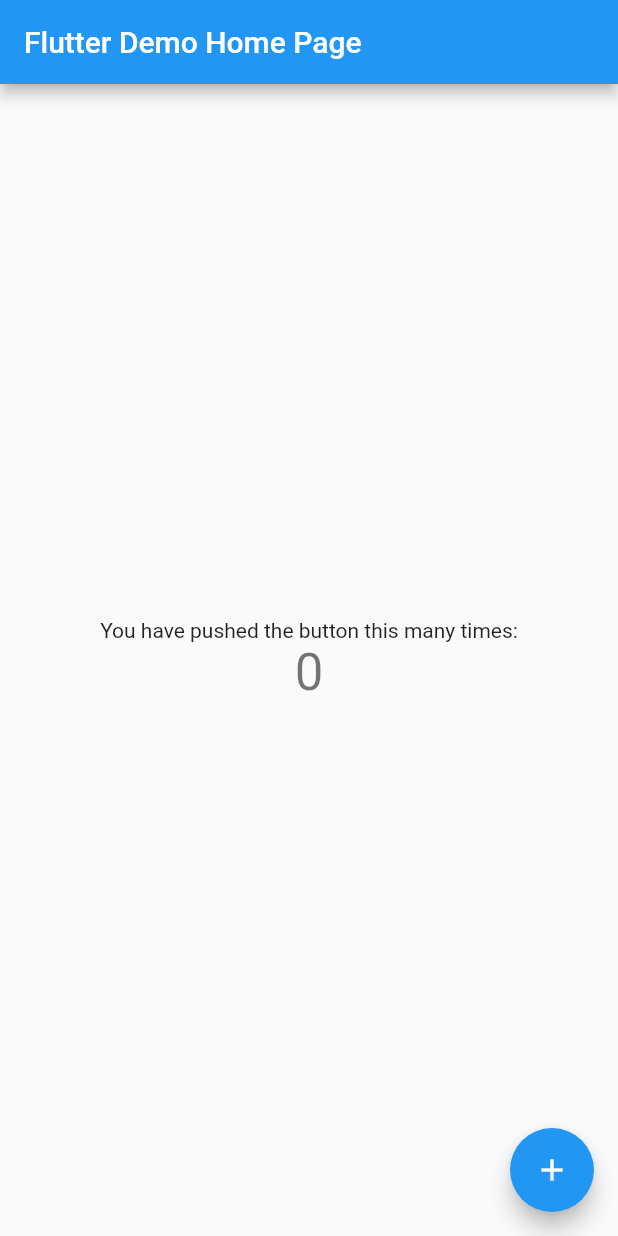
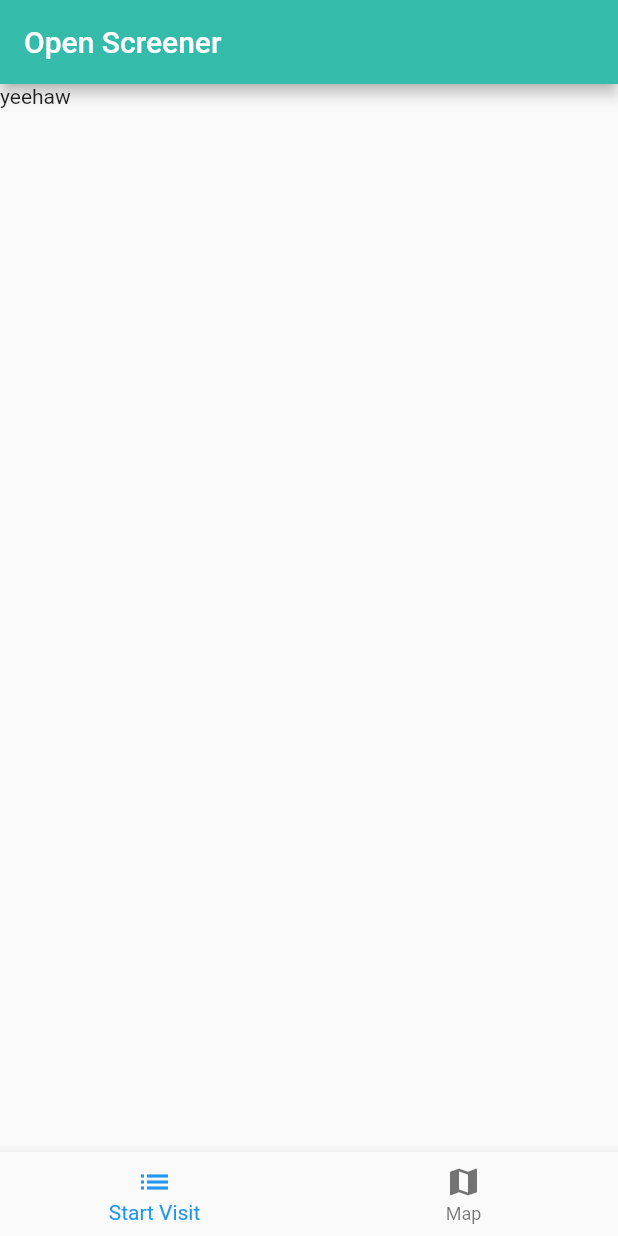
Before and after one commit to dazza5000/open-screener, a Flutter app: the screen it shows after launch, on a phone screen of 412 x 824 dp. Run offline on Flutter 3.47's test engine with Material 2 defaults, Android fonts, the phone set to English and light mode, and no system bars.

Commit message:
hook up start visit view

```diff
--- a/lib/main.dart
+++ b/lib/main.dart
@@ -1,109 +1,29 @@
 import 'package:flutter/material.dart';
+import 'package:open_screener/util/color_util.dart';
+import 'package:open_screener/view/home_view.dart';
 
-void main() => runApp(new MyApp());
+String colorPrimary = "#35bbaa";
+String appName = "Open Screener";
 
-class MyApp extends StatelessWidget {
+void main() => runApp(new OpenScreener());
+
+class OpenScreener extends StatelessWidget {
   // This widget is the root of your application.
   @override
   Widget build(BuildContext context) {
     return new MaterialApp(
-      title: 'Flutter Demo',
-      theme: new ThemeData(
-        // This is the theme of your application.
-        //
-        // Try running your application with "flutter run". You'll see the
-        // application has a blue toolbar. Then, without quitting the app, try
-        // changing the primarySwatch below to Colors.green and then invoke
-        // "hot reload" (press "r" in the console where you ran "flutter run",
-        // or press Run > Flutter Hot Reload in IntelliJ). Notice that the
-        // counter didn't reset back to zero; the application is not restarted.
-        primarySwatch: Colors.blue,
-      ),
-      home: new MyHomePage(title: 'Flutter Demo Home Page'),
+      title: appName,
+      theme: _openScreenerTheme,
+      home: new HomeView(title: appName),
     );
   }
 }
 
-class MyHomePage extends StatefulWidget {
-  MyHomePage({Key key, this.title}) : super(key: key);
+final ThemeData _openScreenerTheme = _buildOpenScreenerTheme();
 
-  // This widget is the home page of your application. It is stateful, meaning
-  // that it has a State object (defined below) that contains fields that affect
-  // how it looks.
-
-  // This class is the configuration for the state. It holds the values (in this
-  // case the title) provided by the parent (in this case the App widget) and
-  // used by the build method of the State. Fields in a Widget subclass are
-  // always marked "final".
-
-  final String title;
-
-  @override
-  _MyHomePageState createState() => new _MyHomePageState();
+ThemeData _buildOpenScreenerTheme() {
+  final ThemeData base = ThemeData.light();
+  return base.copyWith(
+    primaryColor: ColorUtil.hexToColor(colorPrimary),
+  );
 }
-
-class _MyHomePageState extends State<MyHomePage> {
-  int _counter = 0;
-
-  void _incrementCounter() {
-    setState(() {
-      // This call to setState tells the Flutter framework that something has
-      // changed in this State, which causes it to rerun the build method below
-      // so that the display can reflect the updated values. If we changed
-      // _counter without calling setState(), then the build method would not be
-      // called again, and so nothing would appear to happen.
-      _counter++;
-    });
-  }
-
-  @override
-  Widget build(BuildContext context) {
-    // This method is rerun every time setState is called, for instance as done
-    // by the _incrementCounter method above.
-    //
-    // The Flutter framework has been optimized to make rerunning build methods
-    // fast, so that you can just rebuild anything that needs updating rather
-    // than having to individually change instances of widgets.
-    return new Scaffold(
-      appBar: new AppBar(
-        // Here we take the value from the MyHomePage object that was created by
-        // the App.build method, and use it to set our appbar title.
-        title: new Text(widget.title),
-      ),
-      body: new Center(
-        // Center is a layout widget. It takes a single child and positions it
-        // in the middle of the parent.
-        child: new Column(
-          // Column is also layout widget. It takes a list of children and
-          // arranges them vertically. By default, it sizes itself to fit its
-          // children horizontally, and tries to be as tall as its parent.
-          //
-          // Invoke "debug paint" (press "p" in the console where you ran
-          // "flutter run", or select "Toggle Debug Paint" from the Flutter tool
-          // window in IntelliJ) to see the wireframe for each widget.
-          //
-          // Column has various properties to control how it sizes itself and
-          // how it positions its children. Here we use mainAxisAlignment to
-          // center the children vertically; the main axis here is the vertical
-          // axis because Columns are vertical (the cross axis would be
-          // horizontal).
-          mainAxisAlignment: MainAxisAlignment.center,
-          children: <Widget>[
-            new Text(
-              'You have pushed the button this many times:',
-            ),
-            new Text(
-              '$_counter',
-              style: Theme.of(context).textTheme.display1,
-            ),
-          ],
-        ),
-      ),
-      floatingActionButton: new FloatingActionButton(
-        onPressed: _incrementCounter,
-        tooltip: 'Increment',
-        child: new Icon(Icons.add),
-      ), // This trailing comma makes auto-formatting nicer for build methods.
-    );
-  }
-}
--- /dev/null
+++ b/lib/util/color_util.dart
@@ -0,0 +1,7 @@
+import 'dart:ui';
+
+class ColorUtil {
+  static Color hexToColor(String code) {
+    return new Color(int.parse(code.substring(1, 7), radix: 16) + 0xFF000000);
+  }
+}
--- /dev/null
+++ b/lib/view/home_view.dart
@@ -0,0 +1,62 @@
+import 'package:open_screener/view/start_visit_view.dart';
+import 'package:flutter/material.dart';
+
+String startVisitScreenTitle = "Start Visit";
+
+class HomeView extends StatefulWidget {
+  HomeView({Key key, this.title}) : super(key: key);
+
+  final String title;
+
+  @override
+  HomeViewState createState() => new HomeViewState();
+}
+
+class HomeViewState extends State<HomeView> {
+
+  int currentTab = 0;
+  StartVisitView startVisitView = new StartVisitView();
+  List<Widget> pages;
+  Widget currentPage;
+
+  @override
+  void initState() {
+    super.initState();
+    pages = [startVisitView]; // Populate our pages list.
+    currentPage = startVisitView;
+  }
+
+  @override
+  void dispose() {
+    super.dispose();
+  }
+
+  @override
+  Widget build(BuildContext context) {
+
+    // Here we create our BottomNavigationBar.
+    final BottomNavigationBar navBar = new BottomNavigationBar(
+      currentIndex: currentTab,
+      onTap: (int numTab) {
+        setState(() {
+          currentTab = numTab;
+          currentPage = pages[numTab];
+        });
+      },
+      items: <BottomNavigationBarItem>[
+        new BottomNavigationBarItem(
+            icon: new Icon(Icons.list), title: new Text(startVisitScreenTitle)),
+        new BottomNavigationBarItem(
+            icon: new Icon(Icons.map), title: new Text("Map")),
+      ],
+    );
+
+    return new Scaffold(
+      appBar: new AppBar(
+        title: new Text(widget.title),
+      ),
+      bottomNavigationBar: navBar, // Assigning our navBar to the Scaffold's bottomNavigationBar property.
+      body: currentPage, // The body will be the currentPage. Which we update when a tab is pressed.
+    );
+  }
+}
--- /dev/null
+++ b/lib/view/start_visit_view.dart
@@ -0,0 +1,23 @@
+import 'package:flutter/material.dart';
+
+
+class StartVisitView extends StatefulWidget {
+  @override
+  _StartVisitViewState createState() => new _StartVisitViewState();
+}
+
+class _StartVisitViewState extends State<StartVisitView> {
+
+  @override
+  void initState() {
+    super.initState();
+
+ }
+
+  @override
+  Widget build(BuildContext context) {
+    return new Scaffold(
+      body: new Container(
+          child: new Text("yeehaw"),
+          ));
+  }
```
